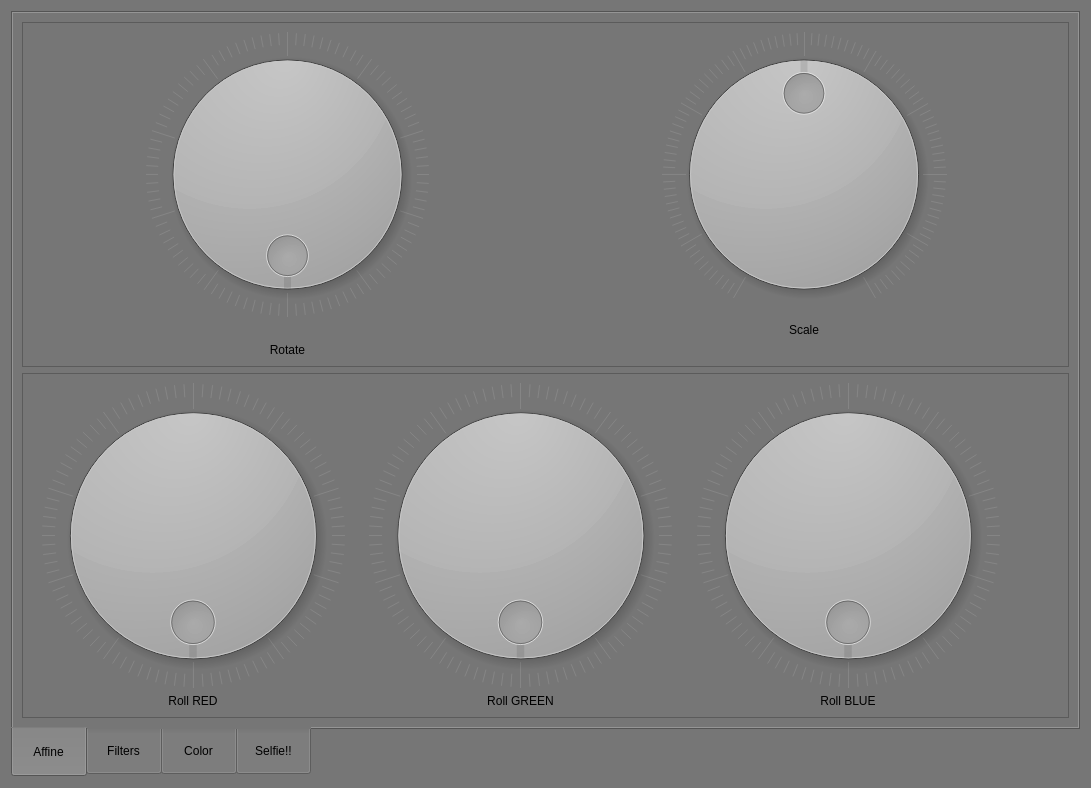
natedileas/ImageRIT, file App/ImageRIT/panel.ui: the form before one commit.
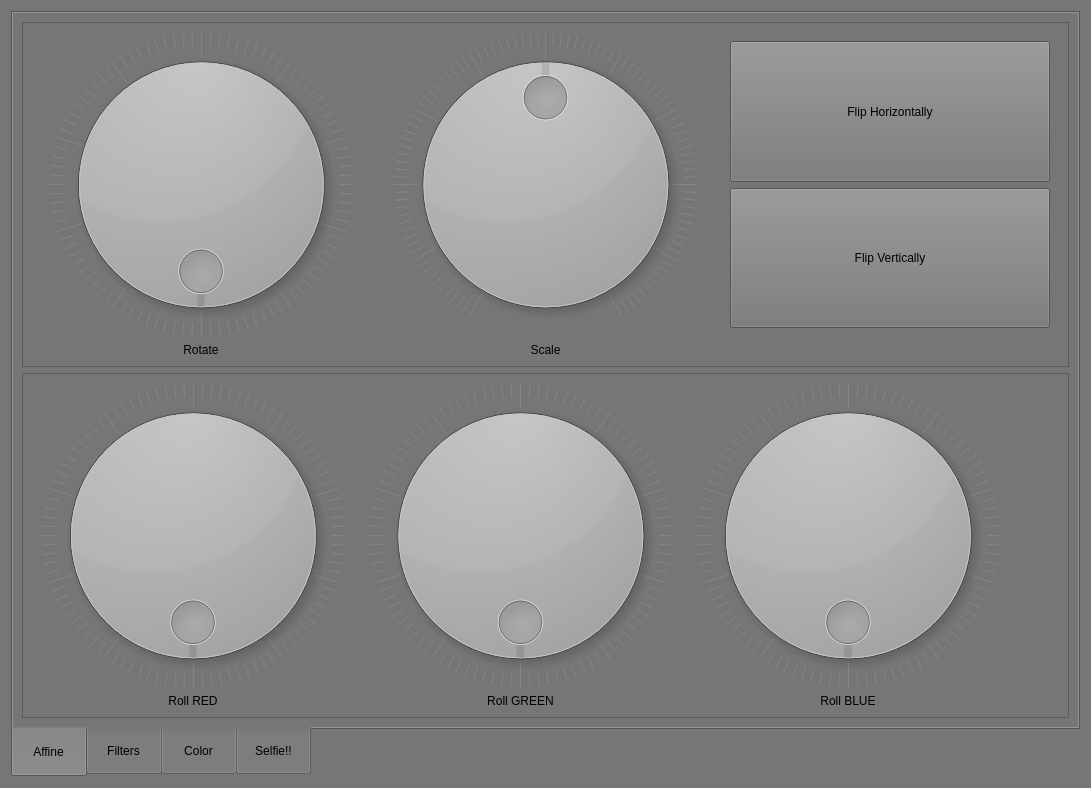
The form after the commit. The open tabs and pages were chosen to show the change. Icons and pictures are not drawn.

Commit message: ayyyyyy the flips finally fucking work.

Diff of the .ui file:
```diff
--- a/App/ImageRIT/panel.ui
+++ b/App/ImageRIT/panel.ui
@@ -93,7 +93,7 @@
             </property>
            </widget>
           </item>
-          <item row="0" column="3">
+          <item row="0" column="3" alignment="Qt::AlignBottom">
            <widget class="QPushButton" name="affine_reset">
             <property name="focusPolicy">
              <enum>Qt::NoFocus</enum>
@@ -243,14 +243,54 @@
             </property>
            </widget>
           </item>
-          <item row="1" column="1">
-           <widget class="QLabel" name="label_6">
-            <property name="text">
-             <string>Scale</string>
+          <item row="0" column="2">
+           <widget class="QFrame" name="frame_11">
+            <property name="frameShape">
+             <enum>QFrame::NoFrame</enum>
             </property>
-            <property name="alignment">
-             <set>Qt::AlignCenter</set>
+            <property name="frameShadow">
+             <enum>QFrame::Raised</enum>
             </property>
+            <layout class="QGridLayout" name="gridLayout_2">
+             <item row="0" column="0">
+              <widget class="QPushButton" name="flip_h">
+               <property name="sizePolicy">
+                <sizepolicy hsizetype="Expanding" vsizetype="Expanding">
+                 <horstretch>0</horstretch>
+                 <verstretch>0</verstretch>
+                </sizepolicy>
+               </property>
+               <property name="text">
+                <string>Flip Horizontally</string>
+               </property>
+               <property name="checkable">
+                <bool>true</bool>
+               </property>
+               <property name="flat">
+                <bool>false</bool>
+               </property>
+              </widget>
+             </item>
+             <item row="1" column="0">
+              <widget class="QPushButton" name="flip_v">
+               <property name="sizePolicy">
+                <sizepolicy hsizetype="Expanding" vsizetype="Expanding">
+                 <horstretch>0</horstretch>
+                 <verstretch>0</verstretch>
+                </sizepolicy>
+               </property>
+               <property name="text">
+                <string>Flip Vertically</string>
+               </property>
+               <property name="checkable">
+                <bool>true</bool>
+               </property>
+               <property name="flat">
+                <bool>false</bool>
+               </property>
+              </widget>
+             </item>
+            </layout>
            </widget>
           </item>
           <item row="2" column="0">
@@ -263,6 +303,16 @@
             </property>
            </widget>
           </item>
+          <item row="2" column="1">
+           <widget class="QLabel" name="label_6">
+            <property name="text">
+             <string>Scale</string>
+            </property>
+            <property name="alignment">
+             <set>Qt::AlignCenter</set>
+            </property>
+           </widget>
+          </item>
          </layout>
         </widget>
        </item>
```
Left out of the diff: 2 changed lines with no effect on the pictures. The commit also changes 4 other files.
